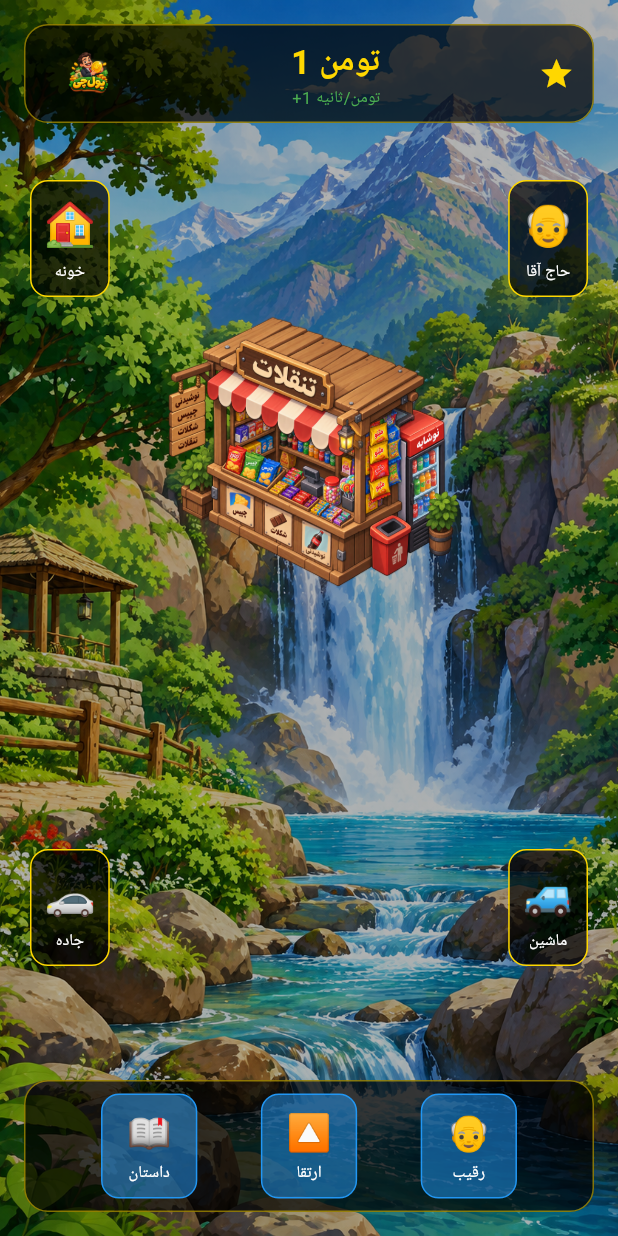
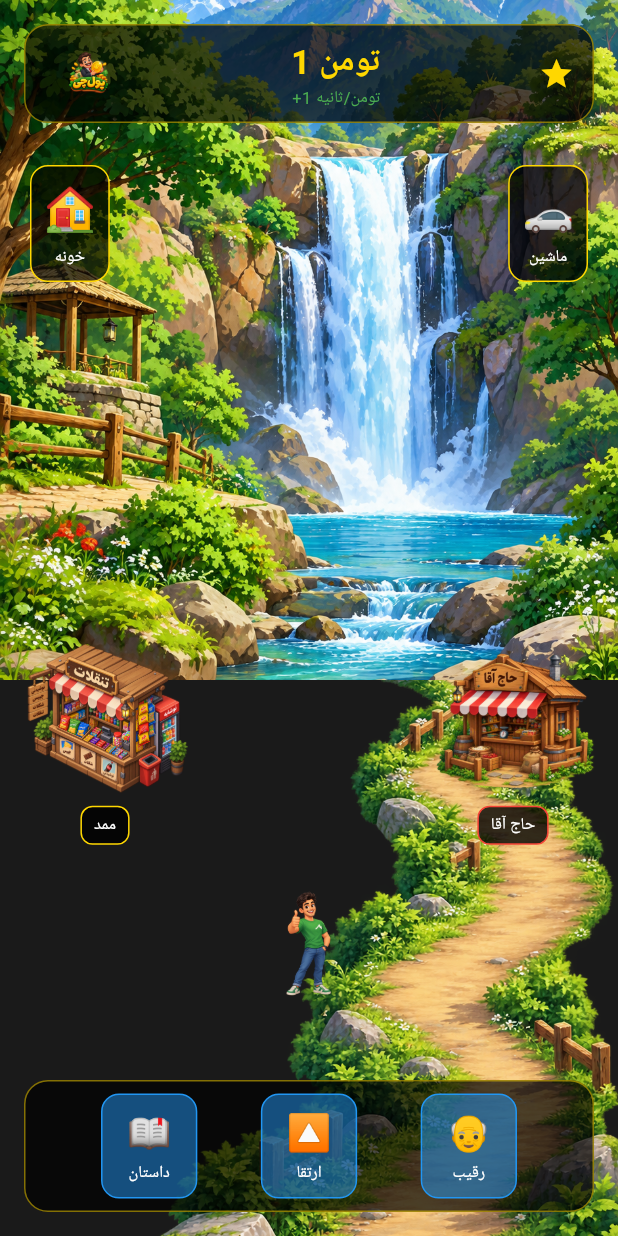
Before and after one commit to mhmdhsnjlyly140-eng/image_marker, a Flutter app: the HomePage screen opened by its route, on a phone screen of 412 x 824 dp. Run offline on Flutter 3.47's test engine with Material 3 defaults, Android fonts, the phone set to English and light mode, and no system bars; our stand-ins replace get.

Commit message:
Update main.dart

```diff
--- a/lib/main.dart
+++ b/lib/main.dart
@@ -44,7 +44,7 @@ class PolChiApp extends StatelessWidget {
           foregroundColor: Colors.white,
         ),
       ),
-      initialRoute: '/story',  // ← اول داستان
+      initialRoute: '/story',
       getPages: [
         GetPage(name: '/story', page: () => const StoryPage()),
         GetPage(name: '/', page: () => const HomePage()),
@@ -127,17 +127,14 @@ class _StoryPageState extends State<StoryPage> {
   }
 
   void _startStory() async {
-    // اول خالی، بعد خط به خط
     for (int i = 0; i < _lines.length; i++) {
       await Future.delayed(const Duration(seconds: 3));
       if (mounted) setState(() => _currentLine = i + 1);
     }
-    // بعد از اتمام، دکمه رو نشون بده
     await Future.delayed(const Duration(milliseconds: 500));
     if (mounted) setState(() => _showButton = true);
   }
 
-  // کاربر می‌تونه با کلیک، سرعت بده
   void _skipForward() {
     if (_currentLine < _lines.length) {
       setState(() => _currentLine = _lines.length);
@@ -157,7 +154,6 @@ class _StoryPageState extends State<StoryPage> {
             child: Column(
               mainAxisAlignment: MainAxisAlignment.center,
               children: [
-                // شخصیت ممد (وقتی خط اول رد شد)
                 if (_currentLine > 0)
                   ImageHelper.load(
                     path: 'assets/images/characters/mamad.png',
@@ -166,8 +162,6 @@ class _StoryPageState extends State<StoryPage> {
                     height: 180,
                   ),
                 const SizedBox(height: 24),
-
-                // متن داستان
                 Expanded(
                   child: SingleChildScrollView(
                     child: Column(
@@ -188,16 +182,11 @@ class _StoryPageState extends State<StoryPage> {
                     ),
                   ),
                 ),
-
-                // دکمه شروع بازی
                 if (_showButton)
                   Padding(
                     padding: const EdgeInsets.only(top: 16),
                     child: ElevatedButton(
-                      onPressed: () {
-                        // برو به نقشه (و داستان رو پاک کن)
-                        Get.offAllNamed('/');
-                      },
+                      onPressed: () => Get.offAllNamed('/'),
                       style: ElevatedButton.styleFrom(
                         backgroundColor: AppTheme.gold,
                         foregroundColor: Colors.black,
@@ -258,27 +247,143 @@ class _HomePageState extends State<HomePage> {
     return Scaffold(
       backgroundColor: AppTheme.dark,
       body: SafeArea(
-        child: Stack(
+        child: LayoutBuilder(
+          builder: (context, constraints) {
+            final screenHeight = constraints.maxHeight;
+            final waterfallHeight = screenHeight * 0.55;
+            final roadHeight = screenHeight * 0.45;
+
+            return Stack(
               children: [
-            // پس‌زمینه آبشار
-            Positioned.fill(
+                // ===== ۱. پس‌زمینه آبشار =====
+                Positioned(
+                  top: 0,
+                  left: 0,
+                  right: 0,
+                  height: waterfallHeight,
                   child: ImageHelper.load(
                     path: 'assets/images/waterfall.png',
                     fallbackEmoji: '🏞️',
                     width: double.infinity,
-                height: double.infinity,
+                    height: waterfallHeight,
                     fit: BoxFit.cover,
                   ),
                 ),
 
-            // لایه تاریک روی پس‌زمینه
-            Positioned.fill(
-              child: Container(
-                color: Colors.black.withOpacity(0.3),
+                // ===== ۲. جاده =====
+                Positioned(
+                  top: waterfallHeight,
+                  left: 0,
+                  right: 0,
+                  height: roadHeight,
+                  child: ImageHelper.load(
+                    path: 'assets/images/jadeh.png',
+                    fallbackEmoji: '🛤️',
+                    width: double.infinity,
+                    height: roadHeight,
+                    fit: BoxFit.cover,
                   ),
                 ),
 
-            // نوار بالا (پول)
+                // ===== ۳. دکان ممد (چپ) =====
+                Positioned(
+                  top: waterfallHeight - 30,
+                  left: 15,
+                  child: GestureDetector(
+                    onTap: () => setState(() => money += 10),
+                    child: Column(
+                      children: [
+                        ImageHelper.load(
+                          path: 'assets/images/boofe.png',
+                          fallbackEmoji: '🏪',
+                          width: 110,
+                          height: 110,
+                        ),
+                        const SizedBox(height: 4),
+                        Container(
+                          padding: const EdgeInsets.symmetric(
+                            horizontal: 8,
+                            vertical: 4,
+                          ),
+                          decoration: BoxDecoration(
+                            color: Colors.black.withOpacity(0.8),
+                            borderRadius: BorderRadius.circular(8),
+                            border: Border.all(color: AppTheme.gold),
+                          ),
+                          child: const Text(
+                            'ممد',
+                            style: TextStyle(
+                              color: Colors.white,
+                              fontSize: 11,
+                            ),
+                          ),
+                        ),
+                      ],
+                    ),
+                  ),
+                ),
+
+                // ===== ۴. دکان حاج آقا (راست) =====
+                Positioned(
+                  top: waterfallHeight - 30,
+                  right: 15,
+                  child: GestureDetector(
+                    onTap: () {
+                      Get.snackbar(
+                        'حاج آقا',
+                        'رقیب قدیمی... ۳۰ ساله اینجاست!',
+                        backgroundColor: AppTheme.darkCard,
+                        colorText: Colors.white,
+                      );
+                    },
+                    child: Column(
+                      children: [
+                        ImageHelper.load(
+                          path: 'assets/images/haj_agha_shop.png',
+                          fallbackEmoji: '🏚️',
+                          width: 110,
+                          height: 110,
+                        ),
+                        const SizedBox(height: 4),
+                        Container(
+                          padding: const EdgeInsets.symmetric(
+                            horizontal: 8,
+                            vertical: 4,
+                          ),
+                          decoration: BoxDecoration(
+                            color: Colors.black.withOpacity(0.8),
+                            borderRadius: BorderRadius.circular(8),
+                            border: Border.all(color: AppTheme.red),
+                          ),
+                          child: const Text(
+                            'حاج آقا',
+                            style: TextStyle(
+                              color: Colors.white,
+                              fontSize: 11,
+                            ),
+                          ),
+                        ),
+                      ],
+                    ),
+                  ),
+                ),
+
+                // ===== ۵. شخصیت ممد (وسط) =====
+                Positioned(
+                  bottom: 160,
+                  left: 0,
+                  right: 0,
+                  child: Center(
+                    child: ImageHelper.load(
+                      path: 'assets/images/characters/mamad.png',
+                      fallbackEmoji: '👨',
+                      width: 70,
+                      height: 70,
+                    ),
+                  ),
+                ),
+
+                // ===== ۶. نوار بالا (پول) =====
                 Positioned(
                   top: 16,
                   left: 16,
@@ -286,9 +391,9 @@ class _HomePageState extends State<HomePage> {
                   child: _buildTopBar(),
                 ),
 
-            // دکمه خونه (بالا چپ)
+                // ===== ۷. دکمه خونه =====
                 Positioned(
-              top: 120,
+                  top: 110,
                   left: 20,
                   child: _mapButton('خونه', '🏠', () {
                     Get.snackbar(
@@ -300,67 +405,21 @@ class _HomePageState extends State<HomePage> {
                   }),
                 ),
 
-            // دکمه حاج آقا (بالا راست)
+                // ===== ۸. دکمه ماشین =====
                 Positioned(
-              top: 120,
+                  top: 110,
                   right: 20,
-              child: _mapButton('حاج آقا', '👴', () {
+                  child: _mapButton('ماشین', '🚗', () {
                     Get.snackbar(
-                  'حاج آقا',
-                  'رقیب قدیمی...',
+                      'ماشین',
+                      'پیکان قدیمی...',
                       backgroundColor: AppTheme.darkCard,
                       colorText: Colors.white,
                     );
                   }),
                 ),
 
-            // دکان ممد (وسط)
-            Positioned(
-              top: 200,
-              left: 0,
-              right: 0,
-              child: Center(
-                child: GestureDetector(
-                  onTap: () => setState(() => money += 10),
-                  child: ImageHelper.load(
-                    path: 'assets/images/boofe.png',
-                    fallbackEmoji: '🏪',
-                    width: 200,
-                    height: 200,
-                  ),
-                ),
-              ),
-            ),
-
-            // دکمه جاده (پایین چپ)
-            Positioned(
-              bottom: 180,
-              left: 20,
-              child: _mapButton('جاده', '🚗', () {
-                Get.snackbar(
-                  'جاده',
-                  '۷۵ کیلومتر...',
-                  backgroundColor: AppTheme.darkCard,
-                  colorText: Colors.white,
-                );
-              }),
-            ),
-
-            // دکمه ماشین (پایین راست)
-            Positioned(
-              bottom: 180,
-              right: 20,
-              child: _mapButton('ماشین', '🚙', () {
-                Get.snackbar(
-                  'پیکان',
-                  'ماشین قدیمی...',
-                  backgroundColor: AppTheme.darkCard,
-                  colorText: Colors.white,
-                );
-              }),
-            ),
-
-            // دکمه‌ها (پایین)
+                // ===== ۹. دکمه‌های پایین =====
                 Positioned(
                   bottom: 16,
                   left: 16,
@@ -368,12 +427,14 @@ class _HomePageState extends State<HomePage> {
                   child: _buildButtons(),
                 ),
               ],
+            );
+          },
         ),
       ),
     );
   }
 
-  // ====== نوار بالا ======
+  // ===== نوار بالا =====
   Widget _buildTopBar() {
     return Container(
       padding: const EdgeInsets.symmetric(horizontal: 12, vertical: 8),
@@ -416,7 +477,7 @@ class _HomePageState extends State<HomePage> {
     );
   }
 
-  // ====== دکمه نقشه ======
+  // ===== دکمه نقشه =====
   Widget _mapButton(String label, String emoji, VoidCallback onTap) {
     return GestureDetector(
       onTap: onTap,
@@ -441,7 +502,7 @@ class _HomePageState extends State<HomePage> {
     );
   }
 
-  // ====== دکمه‌های پایین ======
+  // ===== دکمه‌های پایین =====
   Widget _buildButtons() {
     return Container(
       padding: const EdgeInsets.all(8),
```
Lines whose indentation alone changed are shown as unchanged.
